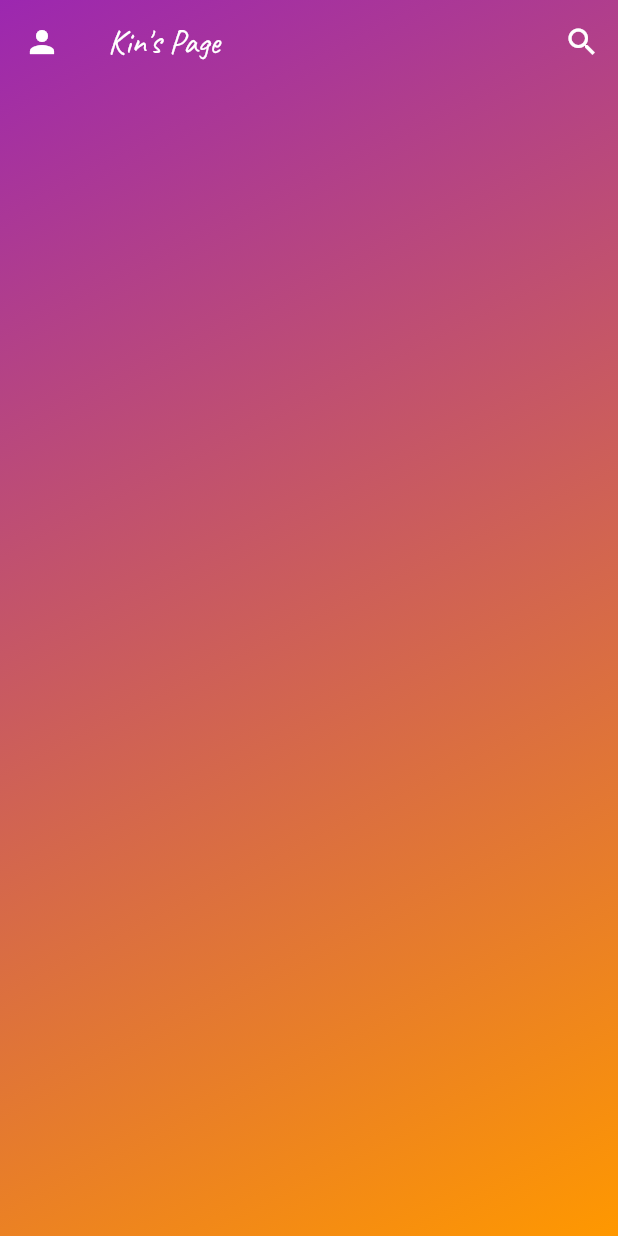
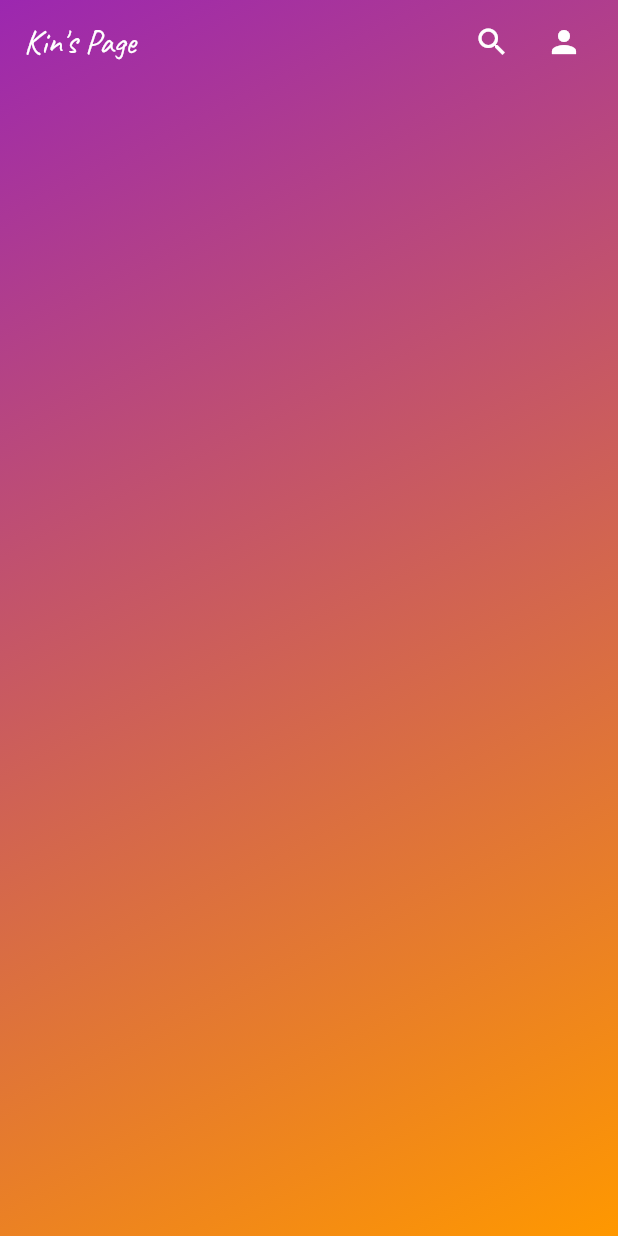
Before and after one commit to jinyongnan810/mymemo-with-flutterfire, a Flutter app: the screen it shows after launch, on a phone screen of 412 x 824 dp. Run offline on Flutter 3.47's test engine with Material 3 defaults, Android fonts, the phone set to English and light mode, and no system bars; our stand-ins replace cloud_firestore, cross_file, dotted_border, file_picker, firebase_auth, firebase_core and 8 more; missing offline and left inert: dart:html, desktop_drop, markdown; accounts and stored records are empty; generated files the repository leaves out were written again; statements that could not run were skipped.

Commit message:
update header

```diff
--- a/lib/pages/memo_list.dart
+++ b/lib/pages/memo_list.dart
@@ -25,6 +25,7 @@ class MemoListPage extends ConsumerWidget {
         backgroundColor: Colors.transparent,
         appBar: AppBar(
           title: Text(K.of(context)!.appTitle),
+          centerTitle: false,
           backgroundColor: Colors.transparent,
           elevation: 0,
           actions: [
@@ -37,8 +38,11 @@ class MemoListPage extends ConsumerWidget {
               },
               icon: const Icon(Icons.search),
             ),
+            const Padding(
+              padding: EdgeInsets.only(right: 12),
+              child: MyUserProfile(),
+            ),
           ],
-          leading: const MyUserProfile(),
         ),
         body: const MemoList(),
         floatingActionButton: const AddNewMemoButton(),
```
